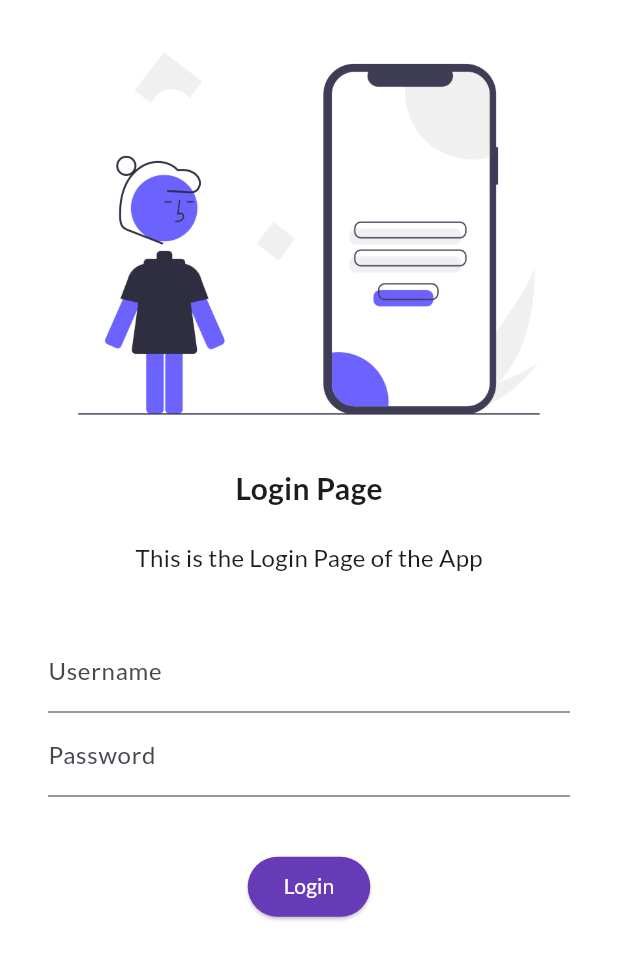
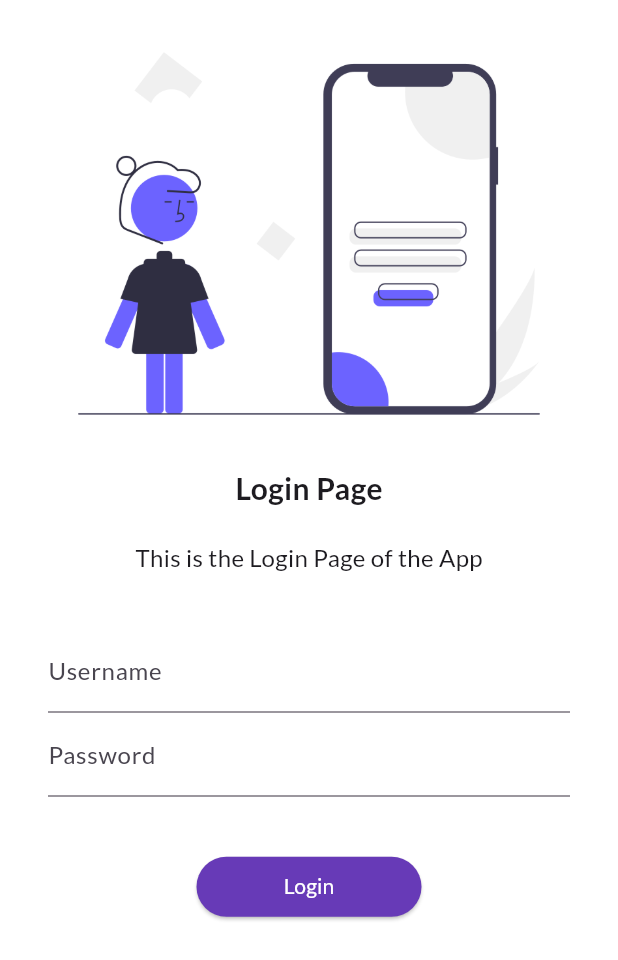
Before and after one commit to Abdullah-146/flutter_hellworld, a Flutter app: the screen it shows after launch, on a phone screen of 412 x 824 dp. Shown: the top 960 px of the screen. Run offline on Flutter 3.47's test engine with Material 3 defaults, Android fonts, the phone set to English and light mode, and no system bars; our stand-ins replace google_fonts.

Commit message:
day5:login-> Home Navigate

```diff
--- a/lib/main.dart
+++ b/lib/main.dart
@@ -1,6 +1,7 @@
 import 'package:flutter/material.dart';
 import 'package:flutter_hellworld/pages/home_page.dart';
 import 'package:flutter_hellworld/pages/login_page.dart';
+import 'package:flutter_hellworld/utils/routes.dart';
 import 'package:google_fonts/google_fonts.dart';
 
 void main() {
@@ -15,10 +16,11 @@ class MyApp extends StatelessWidget {
     return MaterialApp(
       routes: {
         "/": (context) => const LoginPage(),
-        "/home": (context) => HomePage(),
-        "/login": (context) => const LoginPage(),
+        MyRoutes.homeRoute: (context) => const HomePage(),
+        MyRoutes.loginRoute: (context) => const LoginPage(),
       },
       themeMode: ThemeMode.light,
+      debugShowCheckedModeBanner: false,
       theme: ThemeData(
         primarySwatch: Colors.deepPurple,
         fontFamily: GoogleFonts.lato().fontFamily,
--- a/lib/pages/login_page.dart
+++ b/lib/pages/login_page.dart
@@ -1,4 +1,5 @@
 import "package:flutter/material.dart";
+import "package:flutter_hellworld/utils/routes.dart";
 import "package:google_fonts/google_fonts.dart";
 
 class LoginPage extends StatelessWidget {
@@ -8,9 +9,13 @@ class LoginPage extends StatelessWidget {
   Widget build(BuildContext context) {
     return Material(
         color: Colors.white,
+        child: SingleChildScrollView(
           child: Column(
             children: [
-            Image.asset("assets/images/login_image.png", fit: BoxFit.cover),
+              Image.asset(
+                "assets/images/login_image.png",
+                fit: BoxFit.cover,
+              ),
               const Text(
                 "Login Page",
                 style: TextStyle(
@@ -31,7 +36,8 @@ class LoginPage extends StatelessWidget {
                 height: 20,
               ),
               Padding(
-              padding: const EdgeInsets.symmetric(vertical: 16, horizontal: 32),
+                padding:
+                    const EdgeInsets.symmetric(vertical: 16, horizontal: 32),
                 child: Column(
                   children: [
                     TextFormField(
@@ -57,13 +63,16 @@ class LoginPage extends StatelessWidget {
                 style: ButtonStyle(
                   backgroundColor: WidgetStateProperty.all(Colors.deepPurple),
                   foregroundColor: WidgetStateProperty.all(Colors.white),
+                  // minumumSize: MaterialStateProperty.all(Size(150, 40)),
+                  minimumSize: WidgetStateProperty.all(const Size(150, 40)),
                 ),
                 onPressed: () {
-                print("Hi Soviet Union");
+                  Navigator.pushNamed(context, MyRoutes.homeRoute);
                 },
                 child: const Text("Login"),
               ),
             ],
+          ),
         ));
   }
 }
--- /dev/null
+++ b/lib/utils/routes.dart
@@ -0,0 +1,4 @@
+class MyRoutes {
+  static String homeRoute = "/home";
+  static String loginRoute = "/login";
+}
```
Also changed, not shown: 1 other file. Lines whose indentation alone changed are shown as unchanged.
